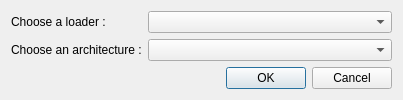
This is src/ui/qt/LoaderChooser.ui in wisk/medusa as Qt 5 draws it before an edit. The edited form follows.
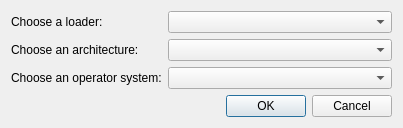
This is the edited form. Icons and pictures are not drawn.

Commit message: ui_qt: now a user can select an operating system module if available

```diff
--- a/src/ui/qt/LoaderChooser.ui
+++ b/src/ui/qt/LoaderChooser.ui
@@ -7,7 +7,7 @@
     <x>0</x>
     <y>0</y>
     <width>403</width>
-    <height>95</height>
+    <height>121</height>
    </rect>
   </property>
   <property name="sizePolicy">
@@ -38,7 +38,7 @@
      <item row="0" column="0">
       <widget class="QLabel" name="label">
        <property name="text">
-        <string>Choose a loader :</string>
+        <string>Choose a loader:</string>
        </property>
       </widget>
      </item>
@@ -48,13 +48,23 @@
      <item row="1" column="0">
       <widget class="QLabel" name="label2">
        <property name="text">
-        <string>Choose an architecture :</string>
+        <string>Choose an architecture:</string>
        </property>
       </widget>
      </item>
      <item row="1" column="1">
       <widget class="QComboBox" name="architecture"/>
      </item>
+     <item row="2" column="0">
+      <widget class="QLabel" name="labelOperatingSystem">
+       <property name="text">
+        <string>Choose an operator system:</string>
+       </property>
+      </widget>
+     </item>
+     <item row="2" column="1">
+      <widget class="QComboBox" name="operatingsystem"/>
+     </item>
     </layout>
    </item>
    <item>
```
Left out of the diff: 6 changed lines with no effect on the pictures. The commit also changes 3 other files.
